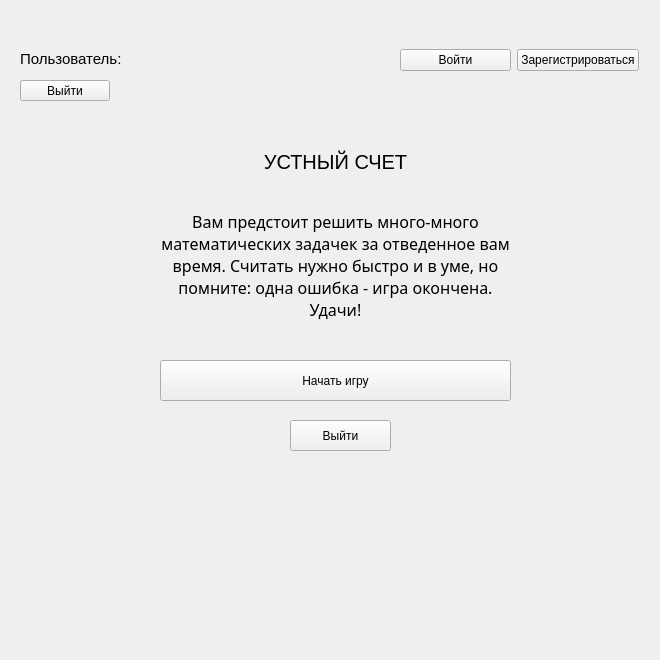
The window that ui/hello_screen.ui (sstrm5/Oral-Account-App) describes before a commit, drawn with Qt 5.
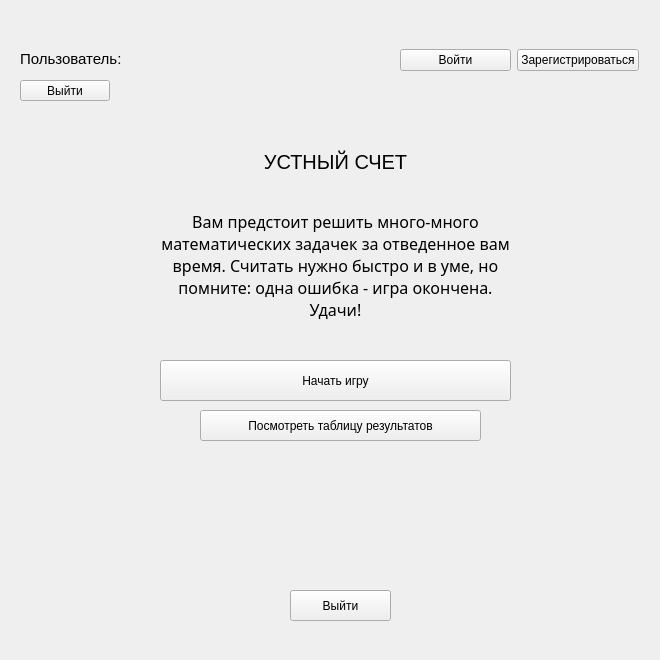
The same window after the commit.

Commit message: added result table

What changed in the file:
```diff
--- a/ui/hello_screen.ui
+++ b/ui/hello_screen.ui
@@ -131,7 +131,7 @@
    <property name="geometry">
     <rect>
      <x>290</x>
-     <y>420</y>
+     <y>590</y>
      <width>101</width>
      <height>31</height>
     </rect>
@@ -153,6 +153,19 @@
     <string>Выйти</string>
    </property>
   </widget>
+  <widget class="QPushButton" name="btn_table">
+   <property name="geometry">
+    <rect>
+     <x>200</x>
+     <y>410</y>
+     <width>281</width>
+     <height>31</height>
+    </rect>
+   </property>
+   <property name="text">
+    <string>Посмотреть таблицу результатов</string>
+   </property>
+  </widget>
  </widget>
  <resources/>
  <connections/>
```
The commit also changes 3 other files.
